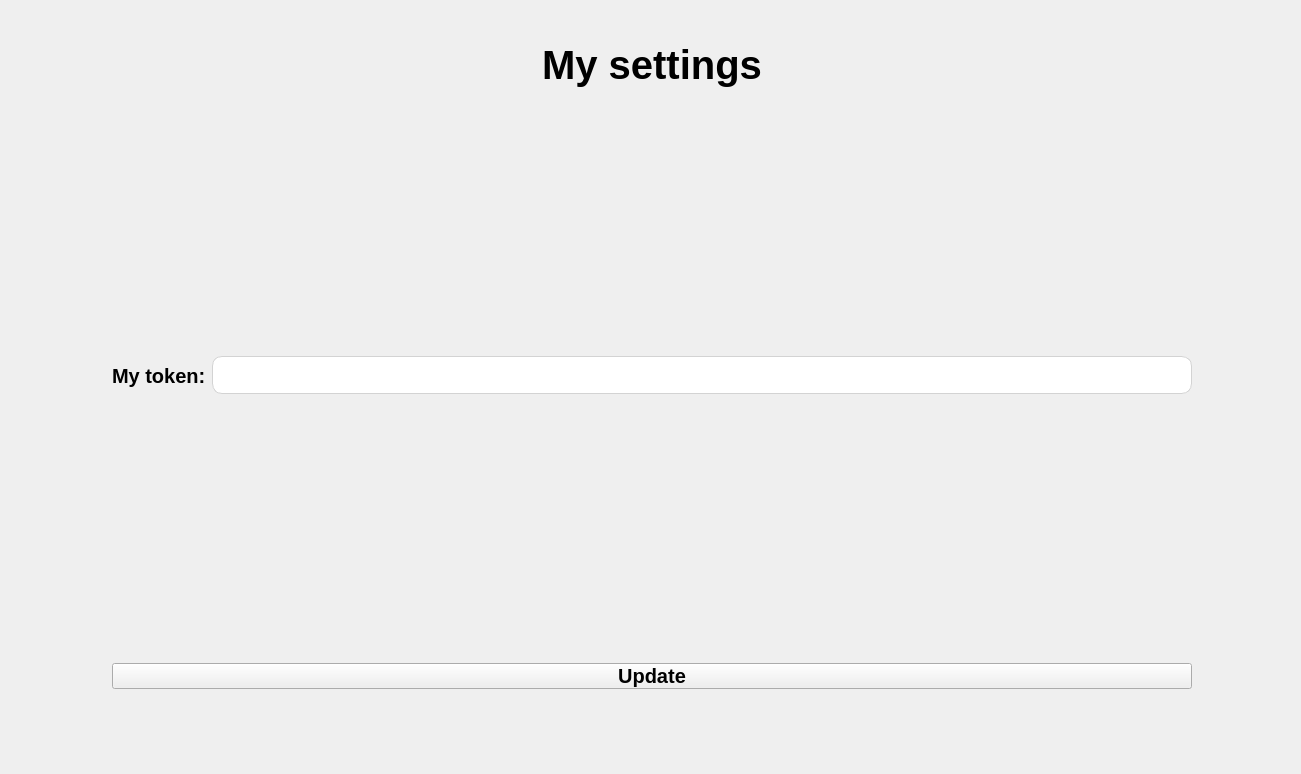
Above: mainwindow.ui from HSE-DSBA-233/this-is-fine-client before the change. Below: the same form after it.
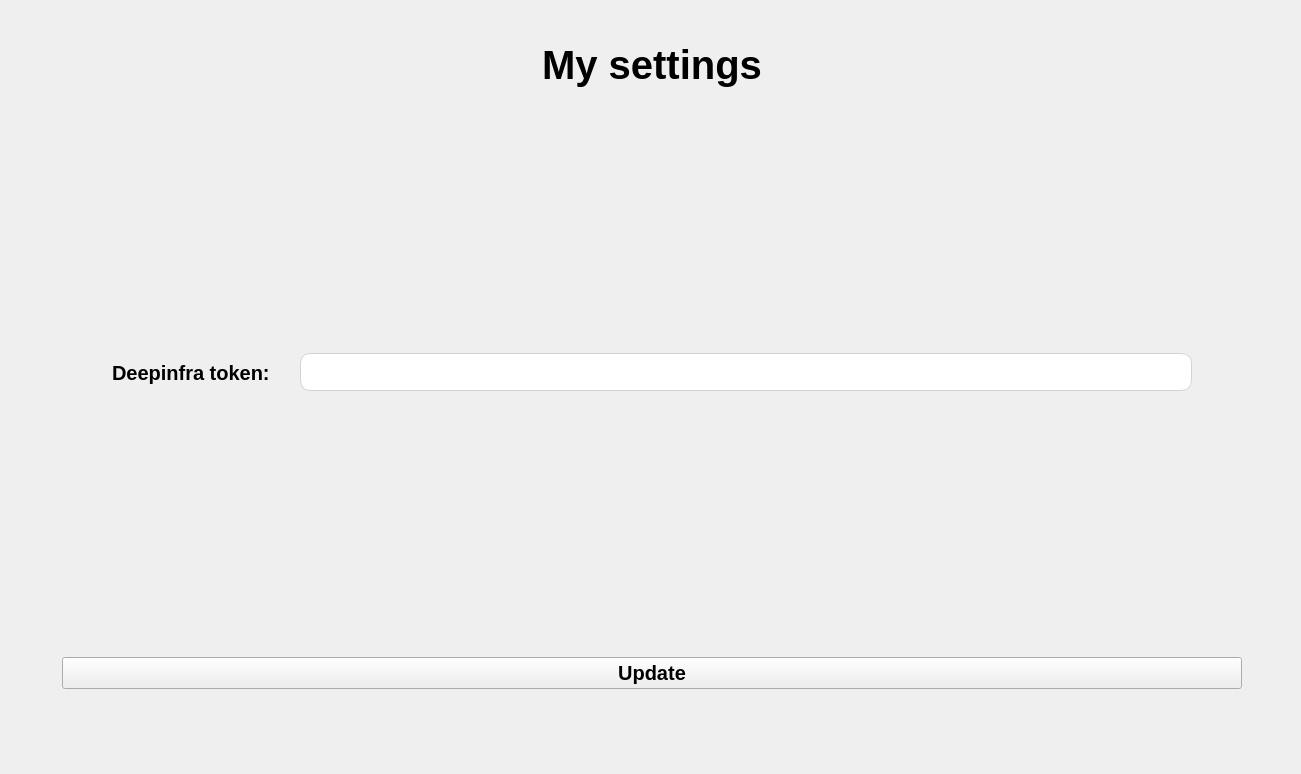
That is the form after the change. The open tabs and pages were chosen to show the change. Icons and pictures are not drawn.

What changed in the file:
```diff
--- a/mainwindow.ui
+++ b/mainwindow.ui
@@ -637,6 +637,9 @@
         <item>
          <widget class="QWidget" name="widget_2" native="true">
           <layout class="QHBoxLayout" name="horizontalLayout_2">
+           <property name="spacing">
+            <number>30</number>
+           </property>
            <property name="leftMargin">
             <number>50</number>
            </property>
@@ -658,7 +661,7 @@
               </font>
              </property>
              <property name="text">
-              <string>My token:</string>
+              <string>Deepinfra token:</string>
              </property>
             </widget>
            </item>
@@ -701,7 +704,7 @@
            <cursorShape>PointingHandCursor</cursorShape>
           </property>
           <property name="styleSheet">
-           <string notr="true">margin-right: 50px; margin-left: 50px;</string>
+           <string notr="true"/>
           </property>
           <property name="text">
            <string>Update</string>
```
Left out of the diff: 24 changed lines with no effect on the pictures.
